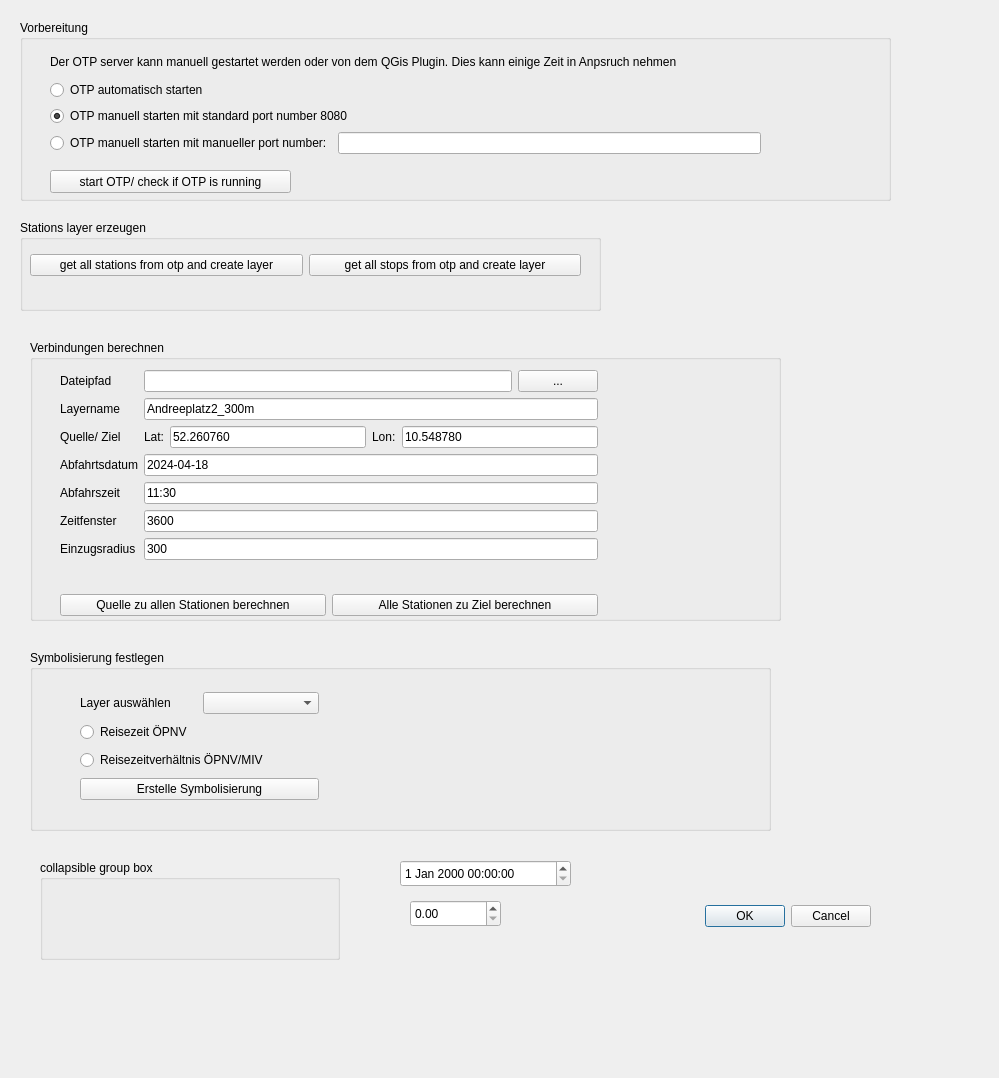
Qt form public_transit_analysis_dialog_base.ui (ThanDerJoren/transitReachabilityAnalyser) before a commit.
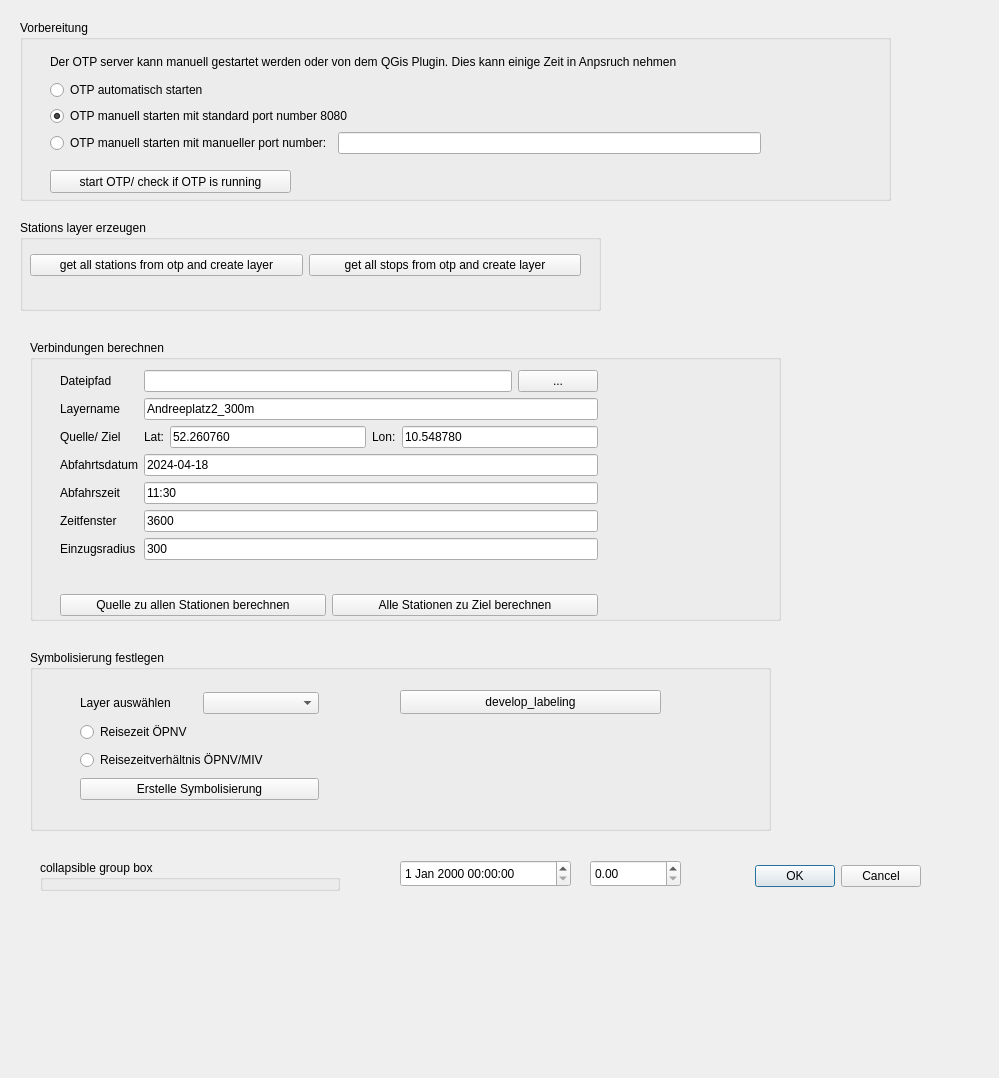
The same form after that commit. Custom widgets are drawn as their Qt base class.

Commit message: addes quality category. Layer name automatically generated. Safe exit out of the process, when the input is incorrect. Other shape for the starting point. Started automatic labeling

Patch:
```diff
--- a/public_transit_analysis_dialog_base.ui
+++ b/public_transit_analysis_dialog_base.ui
@@ -16,8 +16,8 @@
   <widget class="QDialogButtonBox" name="button_box">
    <property name="geometry">
     <rect>
-     <x>530</x>
-     <y>900</y>
+     <x>580</x>
+     <y>860</y>
      <width>341</width>
      <height>32</height>
     </rect>
@@ -347,7 +347,7 @@
      <x>40</x>
      <y>860</y>
      <width>300</width>
-     <height>100</height>
+     <height>31</height>
     </rect>
    </property>
    <property name="title">
@@ -357,8 +357,8 @@
   <widget class="QgsDoubleSpinBox" name="mQgsDoubleSpinBox">
    <property name="geometry">
     <rect>
-     <x>410</x>
-     <y>900</y>
+     <x>590</x>
+     <y>860</y>
      <width>91</width>
      <height>27</height>
     </rect>
@@ -376,7 +376,7 @@
    <property name="title">
     <string>Symbolisierung festlegen</string>
    </property>
-   <widget class="QWidget" name="">
+   <widget class="QWidget" name="layoutWidget">
     <property name="geometry">
      <rect>
       <x>50</x>
@@ -423,6 +423,19 @@
      </item>
     </layout>
    </widget>
+   <widget class="QPushButton" name="pb_develop_labeling">
+    <property name="geometry">
+     <rect>
+      <x>370</x>
+      <y>40</y>
+      <width>261</width>
+      <height>24</height>
+     </rect>
+    </property>
+    <property name="text">
+     <string>develop_labeling</string>
+    </property>
+   </widget>
   </widget>
  </widget>
  <customwidgets>
```
The commit also changes 2 other files.
